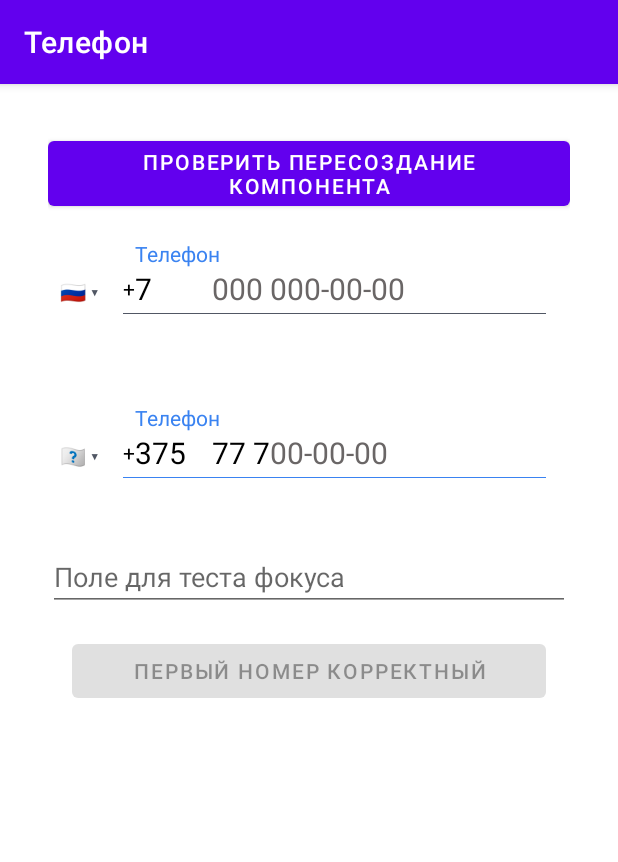
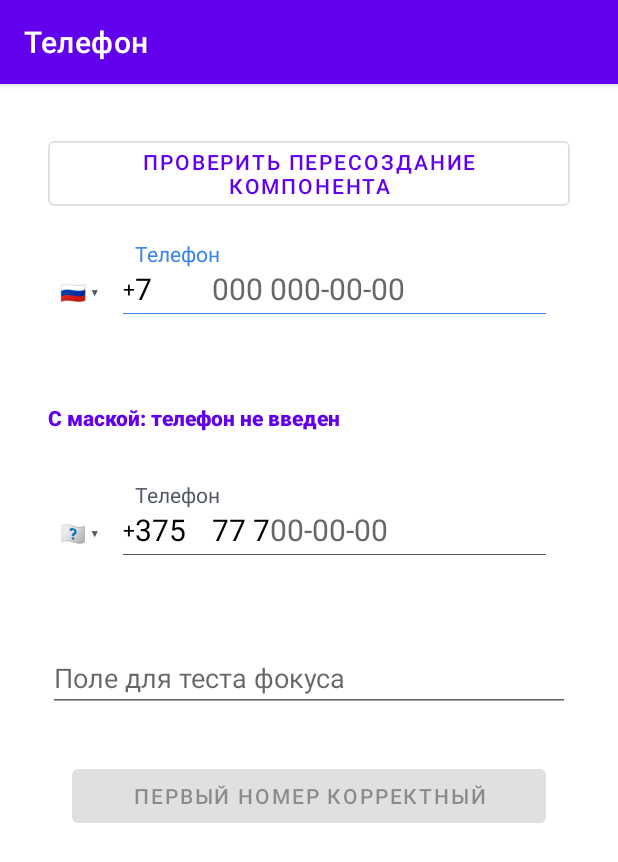
Before and after one commit to TatianaKamaletdinova/PhoneKitAndroid, an Android app: the screen it shows after launch (StartActivity), on a phone screen of 412 x 824 dp. Shown: the top 862 px of the screen. Run offline under Robolectric (Android 15) with nearby library versions, the phone set to English and light mode, and no system bars.

Commit message:
add check on exist value

```diff
--- a/app/src/main/java/ru/kamal/myapplication/main/MainFragment.kt
+++ b/app/src/main/java/ru/kamal/myapplication/main/MainFragment.kt
@@ -18,12 +18,16 @@ import ru.kamal.myapplication.R
 import ru.kamal.myapplication.databinding.FragmentMainBinding
 import ru.kamal.myapplication.second.SecondFragment
 import ru.kamal.myapplication.util.toStringOrEmpty
+import ru.kamal.phone_kit.api.PhoneFormatter
+import ru.kamal.phone_kit.api.getPhoneFormatter
+import ru.kamal.phone_kit.api.phone_view.getFullPhone
 
 class MainFragment : Fragment() {
 
     private var _binding: FragmentMainBinding? = null
     private val binding get() = _binding!!
     private val viewState = MutableStateFlow(MainViewState.init())
+    private val phoneFormatter: PhoneFormatter by lazy { getPhoneFormatter(this.resources) }
 
     override fun onCreateView(
         inflater: LayoutInflater,
@@ -60,6 +64,7 @@ class MainFragment : Fragment() {
 
     private fun setupPhone() {
         withUnit(binding.phoneNumberView) {
+            setupFocusAndShowKeyboard(true)
             phoneFlow
                 .onEach { validatePhone(it) }
                 .launchIn(CoroutineScope(Dispatchers.Main))
@@ -74,6 +79,18 @@ class MainFragment : Fragment() {
                     state.errorText.toStringOrEmpty()
                 )
                 binding.button.isEnabled = state.isEnableButton
+
+                binding.mask.text = if (state.isEnableButton) {
+                    "С маской: ${
+                        phoneFormatter.formatWithSecretMask(
+                            state.codeAndNumberFilled?.getFullPhone().orEmpty()
+                        )
+                    } ${
+                        phoneFormatter.getCountryByNumber(
+                            state.codeAndNumberFilled?.getFullPhone().orEmpty()
+                        )
+                    }"
+                } else "С маской: телефон не введен"
             }
             .launchIn(CoroutineScope(Dispatchers.Main))
     }
--- a/app/src/main/res/layout/fragment_main.xml
+++ b/app/src/main/res/layout/fragment_main.xml
@@ -16,6 +16,7 @@
 
         <Button
             android:id="@+id/button2"
+            style="@style/Widget.MaterialComponents.Button.OutlinedButton"
             android:layout_width="match_parent"
             android:layout_height="wrap_content"
             android:text="проверить пересоздание компонента"
@@ -26,24 +27,35 @@
             android:layout_width="match_parent"
             android:layout_height="wrap_content"
             app:initDefaultCountry="true"
-            app:layout_constraintStart_toStartOf="parent" />
+            app:layout_constraintStart_toStartOf="parent"/>
+
+        <TextView
+            android:id="@+id/mask"
+            android:layout_width="match_parent"
+            android:layout_height="wrap_content"
+            android:layout_marginVertical="16dp"
+            android:layout_weight="1"
+            android:fontFamily="sans-serif-black"
+            android:text="С маской:"
+            android:textColor="@color/purple_500" />
 
         <ru.kamal.phone_kit.api.phone_view.PhoneView
             android:id="@+id/phoneNumberView2"
             android:layout_width="match_parent"
             android:layout_height="wrap_content"
             app:initDefaultCountry="true"
-            app:layout_constraintStart_toStartOf="parent" />
+            app:layout_constraintStart_toStartOf="parent"/>
 
         <EditText
             android:id="@+id/editTextTextPersonName3"
             android:layout_width="match_parent"
             android:layout_height="wrap_content"
+            android:layout_marginVertical="16dp"
             android:ems="10"
             android:hint="Поле для теста фокуса"
+            android:importantForAutofill="no"
             android:inputType="textPersonName"
-            tools:ignore="HardcodedText"
-            android:importantForAutofill="no" />
+            tools:ignore="HardcodedText" />
 
         <Button
             android:id="@+id/button"
--- a/phone_kit/src/main/java/ru/kamal/phone_kit/api/phone_view/PhoneResult.kt
+++ b/phone_kit/src/main/java/ru/kamal/phone_kit/api/phone_view/PhoneResult.kt
@@ -3,6 +3,7 @@ package ru.kamal.phone_kit.api.phone_view
 import android.os.Parcelable
 import kotlinx.parcelize.Parcelize
 import ru.kamal.phone_kit.api.model.Country
+import ru.kamal.phone_kit.util.onlyDigits
 
 /** Модель результата ввода телефона */
 sealed interface PhoneResult : Parcelable {
@@ -28,3 +29,7 @@ sealed interface PhoneResult : Parcelable {
         val country: Country,
     ) : PhoneResult
 }
+
+fun PhoneResult.CodeAndNumberFilled.getFullPhone(): String {
+    return "${country.code.onlyDigits()}${number.onlyDigits()}"
+}
```
